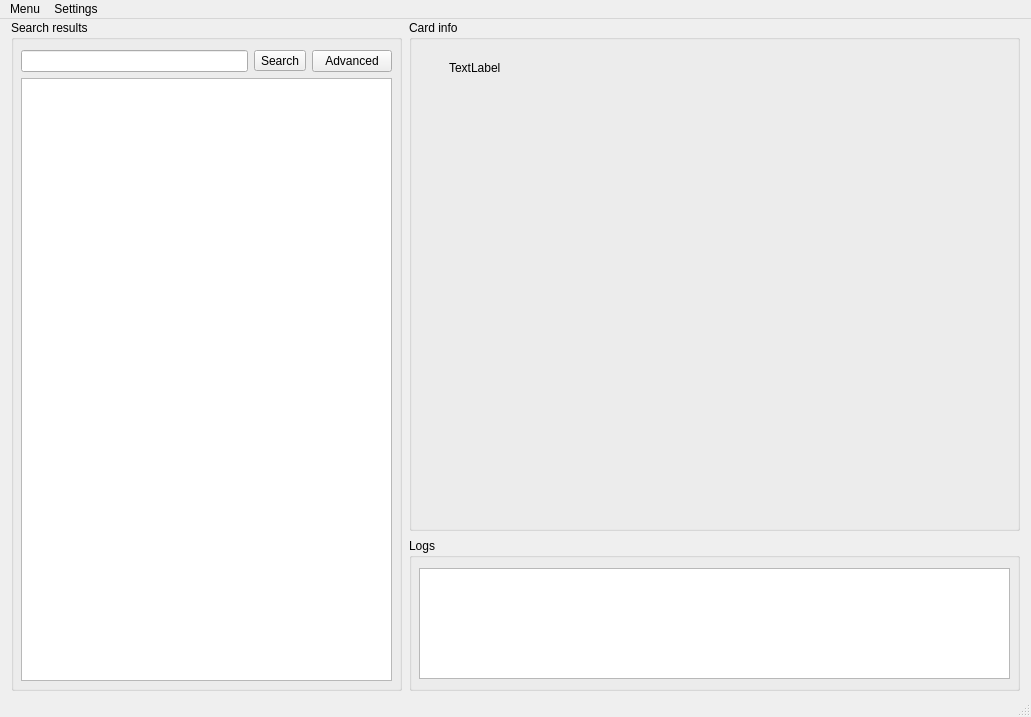
The window that MtgHelper/mainwindow.ui (JaySi98/MtgHelperDesktop) describes before a commit, drawn with Qt 5.
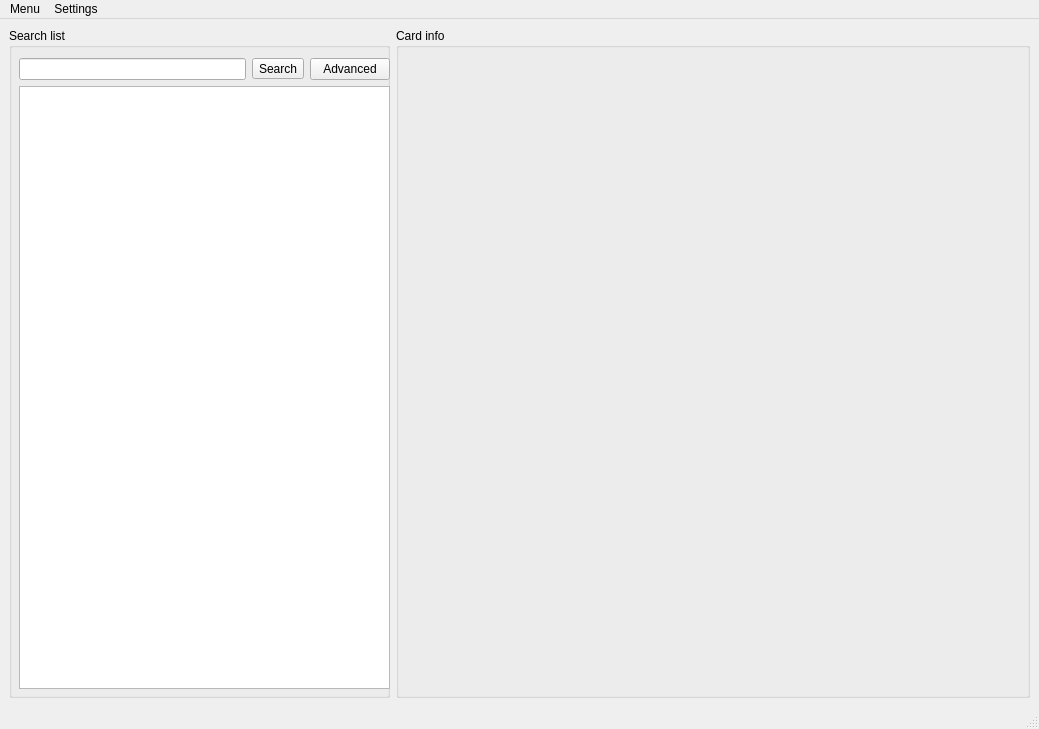
The same window after the commit.

What changed in the file:
```diff
--- a/MtgHelper/mainwindow.ui
+++ b/MtgHelper/mainwindow.ui
@@ -6,40 +6,19 @@
    <rect>
     <x>0</x>
     <y>0</y>
-    <width>1031</width>
-    <height>717</height>
+    <width>1039</width>
+    <height>729</height>
    </rect>
   </property>
   <property name="windowTitle">
    <string>MainWindow</string>
   </property>
   <widget class="QWidget" name="centralwidget">
-   <widget class="QWidget" name="layoutWidget">
-    <property name="geometry">
-     <rect>
-      <x>10</x>
-      <y>0</y>
-      <width>1012</width>
-      <height>674</height>
-     </rect>
-    </property>
-    <layout class="QHBoxLayout" name="layoutMain">
+   <layout class="QHBoxLayout" name="horizontalLayout_10" stretch="3,5">
      <item>
       <widget class="QGroupBox" name="boxSearch">
-       <property name="minimumSize">
-        <size>
-         <width>391</width>
-         <height>671</height>
-        </size>
-       </property>
-       <property name="maximumSize">
-        <size>
-         <width>391</width>
-         <height>671</height>
-        </size>
-       </property>
        <property name="title">
-        <string>Search results</string>
+       <string>Search list</string>
        </property>
        <widget class="QWidget" name="layoutWidget_2">
         <property name="geometry">
@@ -83,79 +62,20 @@
       </widget>
      </item>
      <item>
-      <layout class="QVBoxLayout" name="verticalLayout">
-       <item>
         <widget class="QGroupBox" name="boxCardInfo">
-         <property name="minimumSize">
-          <size>
-           <width>611</width>
-           <height>511</height>
-          </size>
-         </property>
-         <property name="maximumSize">
-          <size>
-           <width>611</width>
-           <height>511</height>
-          </size>
-         </property>
          <property name="title">
           <string>Card info</string>
          </property>
-         <widget class="QLabel" name="testLabel">
-          <property name="geometry">
-           <rect>
-            <x>40</x>
-            <y>40</y>
-            <width>201</width>
-            <height>16</height>
-           </rect>
-          </property>
-          <property name="text">
-           <string>TextLabel</string>
-          </property>
-         </widget>
-        </widget>
-       </item>
-       <item>
-        <widget class="QGroupBox" name="boxLogs">
-         <property name="minimumSize">
-          <size>
-           <width>611</width>
-           <height>153</height>
-          </size>
-         </property>
-         <property name="maximumSize">
-          <size>
-           <width>611</width>
-           <height>153</height>
-          </size>
-         </property>
-         <property name="title">
-          <string>Logs</string>
-         </property>
-         <widget class="QTextEdit" name="logsView">
-          <property name="geometry">
-           <rect>
-            <x>10</x>
-            <y>30</y>
-            <width>591</width>
-            <height>111</height>
-           </rect>
-          </property>
-         </widget>
-        </widget>
-       </item>
-      </layout>
-     </item>
-    </layout>
-   </widget>
+     </widget>
+    </item>
+   </layout>
   </widget>
   <widget class="QMenuBar" name="menubar">
    <property name="geometry">
     <rect>
      <x>0</x>
      <y>0</y>
-     <width>1031</width>
+     <width>1039</width>
      <height>20</height>
     </rect>
    </property>
```
Lines whose indentation alone changed are shown as unchanged.
